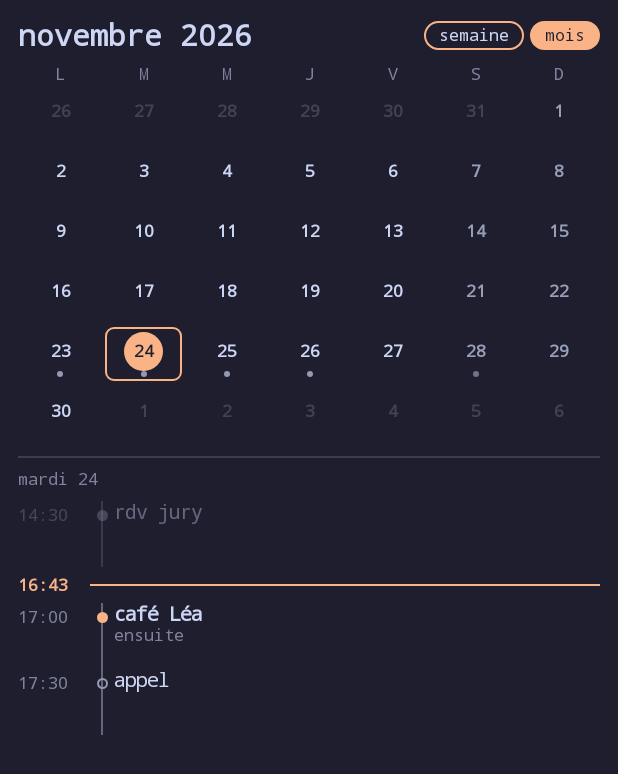
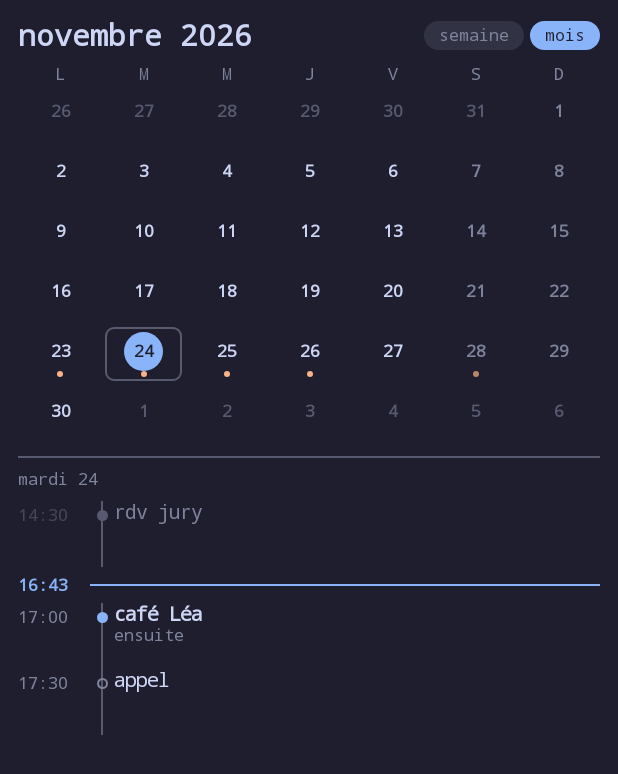
Before and after one commit to DemoxxMik/launcher_hyprland, an Android app built with Jetpack Compose: the @Preview function CalendarMonthPreview, on a phone screen of 412 x 824 dp. Shown: the top 774 px of the screen. Run offline under Robolectric (Android 15) with nearby library versions, the phone set to English and light mode, and no system bars.

Commit message:
nuit 3 : jetons de palette partout, etiquettes et case active

```diff
--- a/app/src/main/java/com/example/launcher_hyprland/ui/LauncherStyle.kt
+++ b/app/src/main/java/com/example/launcher_hyprland/ui/LauncherStyle.kt
@@ -17,16 +17,7 @@ object LauncherStyle {
     val handleLength = 32.dp   // longueur du petit trait visible au milieu d'une poignée
     val handleThickness = 4.dp // épaisseur de ce trait
 
-    // Couleurs (0xAARRGGBB : AA = opacité)
-    val tileBackground = Color(0xCC1E1E2E)  // fond sombre semi-transparent (~80 %)
-    val borderInactive = Color(0x99585B70)  // contour discret (~60 %)
-    val borderActive = Color(0xFF89B4FA)    // accent bleu clair
-    val borderSwap = Color(0xFFFAB387)      // contour de la case « départ » d'un échange (pêche)
-    val textPrimary = Color(0xFFCDD6F4)     // texte clair
-    val textMuted = Color(0xFF7F849C)       // texte atténué pour les étiquettes
-    val handleColor = Color(0xE6CDD6F4)     // trait des poignées en mode édition (~90 %)
-    val accent = Color(0xFFFAB387)          // PROVISOIRE : accent (« maintenant », prochain événement)
-    val accentSecondary = Color(0xFF9399B2) // PROVISOIRE : accent discret (événements à venir)
+    // Les couleurs vivent dans LauncherColors (palette système) ; seuls les secours d'aperçu sont plus bas.
 
     // Épaisseurs et opacités de l'agenda (valeurs PROVISOIRES)
     val lineWidth = 1.dp           // tous les traits fins (colonne verticale, ligne « maintenant », contour des points)
@@ -45,7 +36,6 @@ object LauncherStyle {
     val timelineDotTop = 6.dp       // décalage du point pour l'aligner sur le titre
 
     // Calendrier plein écran (valeurs PROVISOIRES)
-    val textOnAccent = Color(0xFF1E1E2E) // texte posé sur un fond accent (pilule choisie, aujourd'hui)
     val textTitle = 20.sp                // « novembre 2026 » / « semaine 48 »
     val textTiny = 10.sp                 // titres des blocs et heures de la vue semaine
     val outsideAlpha = 0.2f              // jours hors du mois affiché (très atténués)
--- a/app/src/main/java/com/example/launcher_hyprland/ui/TilingLayout.kt
+++ b/app/src/main/java/com/example/launcher_hyprland/ui/TilingLayout.kt
@@ -135,6 +135,7 @@ private fun Handle(
     onDrag: (Float) -> Unit,
 ) {
     val horizontal = orientation == Orientation.Horizontal
+    val handleColor = LauncherTheme.colors.text.copy(alpha = 0.9f)
     val thickness = if (editMode) LauncherStyle.editGap else LauncherStyle.gap
     val sizeModifier =
         if (horizontal) Modifier.width(thickness).fillMaxHeight()
@@ -152,7 +153,7 @@ private fun Handle(
             val barSize =
                 if (horizontal) Modifier.size(LauncherStyle.handleThickness, LauncherStyle.handleLength)
                 else Modifier.size(LauncherStyle.handleLength, LauncherStyle.handleThickness)
-            Box(barSize.background(LauncherStyle.handleColor, RoundedCornerShape(50)))
+            Box(barSize.background(handleColor, RoundedCornerShape(50)))
         }
     }
 }
--- a/app/src/main/java/com/example/launcher_hyprland/ui/widgets/EmptyWidget.kt
+++ b/app/src/main/java/com/example/launcher_hyprland/ui/widgets/EmptyWidget.kt
@@ -6,11 +6,12 @@ import androidx.compose.runtime.Composable
 import androidx.compose.ui.Alignment
 import androidx.compose.ui.Modifier
 import com.example.launcher_hyprland.ui.LauncherStyle
+import com.example.launcher_hyprland.ui.LauncherTheme
 
 /** Case sans widget : rappelle comment en choisir un. */
 @Composable
 fun EmptyWidget() {
     Box(modifier = Modifier.fillMaxSize(), contentAlignment = Alignment.Center) {
-        MonoText("vide · appui long › widget", color = LauncherStyle.textMuted, size = LauncherStyle.textSmall)
+        MonoText("vide · appui long › widget", color = LauncherTheme.colors.muted, size = LauncherStyle.textSmall)
     }
 }
--- a/app/src/main/java/com/example/launcher_hyprland/ui/widgets/NotesWidget.kt
+++ b/app/src/main/java/com/example/launcher_hyprland/ui/widgets/NotesWidget.kt
@@ -10,6 +10,7 @@ import androidx.compose.ui.platform.LocalInspectionMode
 import androidx.lifecycle.compose.collectAsStateWithLifecycle
 import com.example.launcher_hyprland.data.NotesStore
 import com.example.launcher_hyprland.ui.LauncherStyle
+import com.example.launcher_hyprland.ui.LauncherTheme
 
 private const val NOTE_LINES = 6
 
@@ -34,9 +35,9 @@ fun NotesWidget(leafId: Int) {
 @Composable
 private fun NotesContent(text: String) {
     Column(verticalArrangement = Arrangement.spacedBy(LauncherStyle.lineSpacing)) {
-        MonoText("notes", color = LauncherStyle.textMuted, size = LauncherStyle.textSmall)
+        TileLabel("notes")
         if (text.isBlank()) {
-            MonoText("touche 2× pour écrire", color = LauncherStyle.textMuted)
+            MonoText("touche 2× pour écrire", color = LauncherTheme.colors.muted)
         } else {
             MonoText(text, maxLines = NOTE_LINES)
         }
--- a/app/src/main/java/com/example/launcher_hyprland/ui/widgets/agenda/CalendarPageWidget.kt
+++ b/app/src/main/java/com/example/launcher_hyprland/ui/widgets/agenda/CalendarPageWidget.kt
@@ -1,7 +1,6 @@
 package com.example.launcher_hyprland.ui.widgets.agenda
 
 import androidx.compose.foundation.background
-import androidx.compose.foundation.border
 import androidx.compose.foundation.layout.Arrangement
 import androidx.compose.foundation.layout.Box
 import androidx.compose.foundation.layout.Column
@@ -28,6 +27,7 @@ import com.example.launcher_hyprland.data.CalendarEvent
 import com.example.launcher_hyprland.data.CalendarSource
 import com.example.launcher_hyprland.data.ClockSource
 import com.example.launcher_hyprland.ui.LauncherStyle
+import com.example.launcher_hyprland.ui.LauncherTheme
 import com.example.launcher_hyprland.ui.widgets.MonoText
 import com.example.launcher_hyprland.ui.widgets.widgetClickable
 import java.time.DayOfWeek
@@ -67,7 +67,7 @@ fun CalendarPageWidget(interactive: Boolean, onLongClick: () -> Unit) {
     val selected = LocalDate.ofEpochDay(selectedEpochDay)
 
     if (!granted) {
-        MonoText("calendrier · touche 2× pour autoriser", color = LauncherStyle.textMuted, size = LauncherStyle.textSmall)
+        MonoText("calendrier · touche 2× pour autoriser", color = LauncherTheme.colors.muted, size = LauncherStyle.textSmall)
         return
     }
 
@@ -133,10 +133,12 @@ private fun CalendarPageContent(
 /** Pilule : choisie = remplie en accent, l'autre = contour accent. */
 @Composable
 private fun Pill(text: String, chosen: Boolean, interactive: Boolean, onLongClick: () -> Unit, onClick: () -> Unit) {
+    val colors = LauncherTheme.colors
     val shape = RoundedCornerShape(percent = 50)
+    // choisie = remplie d'accent ; l'autre = fond « champ » (maquette : .mini-seg)
     val look =
-        if (chosen) Modifier.background(LauncherStyle.accent, shape)
-        else Modifier.border(LauncherStyle.lineWidth, LauncherStyle.accent, shape)
+        if (chosen) Modifier.background(colors.accent, shape)
+        else Modifier.background(colors.field, shape)
     Box(
         look
             .clip(shape)
@@ -145,7 +147,7 @@ private fun Pill(text: String, chosen: Boolean, interactive: Boolean, onLongClic
     ) {
         MonoText(
             text,
-            color = if (chosen) LauncherStyle.textOnAccent else LauncherStyle.textPrimary,
+            color = if (chosen) colors.onAccent else colors.muted,
             size = LauncherStyle.textSmall,
         )
     }
--- a/app/src/main/java/com/example/launcher_hyprland/ui/widgets/agenda/DayTimeline.kt
+++ b/app/src/main/java/com/example/launcher_hyprland/ui/widgets/agenda/DayTimeline.kt
@@ -26,6 +26,7 @@ import androidx.lifecycle.compose.collectAsStateWithLifecycle
 import com.example.launcher_hyprland.data.CalendarEvent
 import com.example.launcher_hyprland.data.ClockSource
 import com.example.launcher_hyprland.ui.LauncherStyle
+import com.example.launcher_hyprland.ui.LauncherTheme
 import com.example.launcher_hyprland.ui.widgets.MonoText
 import java.time.LocalDate
 import java.time.LocalDateTime
@@ -148,7 +149,7 @@ private fun LabelRow(text: String) {
     Row(Modifier.fillMaxWidth().height(LauncherStyle.timelineNowHeight)) {
         Box(Modifier.width(LauncherStyle.timelineHourWidth + LauncherStyle.timelineSpineWidth))
         Box(Modifier.align(Alignment.CenterVertically)) {
-            MonoText(text, color = LauncherStyle.textMuted, size = LauncherStyle.textSmall)
+            MonoText(text, color = LauncherTheme.colors.muted, size = LauncherStyle.textSmall)
         }
     }
 }
@@ -160,7 +161,7 @@ private fun NowRow(time: LocalDateTime) {
         verticalAlignment = Alignment.CenterVertically,
     ) {
         Box(Modifier.width(LauncherStyle.timelineHourWidth)) {
-            MonoText(time.format(hourFormat), color = LauncherStyle.accent, size = LauncherStyle.textSmall, weight = FontWeight.Bold)
+            MonoText(time.format(hourFormat), color = LauncherTheme.colors.accent, size = LauncherStyle.textSmall, weight = FontWeight.Bold)
         }
         Box(Modifier.weight(1f).fillMaxHeight()) {
             // la colonne verticale continue derrière, la ligne « maintenant » la traverse
@@ -169,7 +170,7 @@ private fun NowRow(time: LocalDateTime) {
                     .align(Alignment.Center)
                     .fillMaxWidth()
                     .height(LauncherStyle.lineWidth)
-                    .background(LauncherStyle.accent),
+                    .background(LauncherTheme.colors.accent),
             )
         }
     }
@@ -178,13 +179,14 @@ private fun NowRow(time: LocalDateTime) {
 @Composable
 private fun EventRow(event: CalendarEvent, kind: Kind) {
     val past = if (kind == Kind.PAST) LauncherStyle.pastAlpha else 1f
-    val titleColor = LauncherStyle.textPrimary.faded(past)
-    val mutedColor = LauncherStyle.textMuted.faded(past)
-    val spine = LauncherStyle.textMuted.faded(LauncherStyle.dimAlpha * past)
+    val colors = LauncherTheme.colors
+    val titleColor = if (kind == Kind.PAST) colors.muted else colors.text
+    val mutedColor = colors.muted.faded(past)
+    val spine = colors.border
     val dotColor = when (kind) {
-        Kind.NEXT -> LauncherStyle.accent
-        Kind.PAST -> LauncherStyle.textMuted.faded(past)
-        else -> LauncherStyle.accentSecondary
+        Kind.NEXT -> colors.accent
+        Kind.PAST -> colors.border
+        else -> colors.muted
     }
     val hour = if (event.allDay) "" else event.start.format(hourFormat)
     val locationLine = when {
--- a/app/src/main/java/com/example/launcher_hyprland/ui/widgets/agenda/MonthGrid.kt
+++ b/app/src/main/java/com/example/launcher_hyprland/ui/widgets/agenda/MonthGrid.kt
@@ -21,6 +21,7 @@ import androidx.compose.ui.Modifier
 import androidx.compose.ui.text.font.FontWeight
 import com.example.launcher_hyprland.data.CalendarEvent
 import com.example.launcher_hyprland.ui.LauncherStyle
+import com.example.launcher_hyprland.ui.LauncherTheme
 import com.example.launcher_hyprland.ui.widgets.MonoText
 import com.example.launcher_hyprland.ui.widgets.widgetClickable
 import java.time.DayOfWeek
@@ -59,7 +60,7 @@ fun MonthGrid(
         Row(Modifier.fillMaxWidth()) {
             weekdayInitials.forEach {
                 Box(Modifier.weight(1f), contentAlignment = Alignment.Center) {
-                    MonoText(it, color = LauncherStyle.textMuted, size = LauncherStyle.textSmall)
+                    MonoText(it, color = LauncherTheme.colors.muted, size = LauncherStyle.textSmall)
                 }
             }
         }
@@ -86,13 +87,13 @@ fun MonthGrid(
             Modifier
                 .fillMaxWidth()
                 .height(LauncherStyle.lineWidth)
-                .background(LauncherStyle.textMuted.faded(LauncherStyle.gridLineAlpha)),
+                .background(LauncherTheme.colors.border),
         )
         Spacer(Modifier.height(LauncherStyle.lineSpacing))
-        MonoText(selected.format(dayLabelFormat), color = LauncherStyle.textMuted, size = LauncherStyle.textSmall)
+        MonoText(selected.format(dayLabelFormat), color = LauncherTheme.colors.muted, size = LauncherStyle.textSmall)
         Spacer(Modifier.height(LauncherStyle.lineSpacing))
         if (dayEvents.isEmpty()) {
-            MonoText("rien ce jour-là", color = LauncherStyle.textMuted, size = LauncherStyle.textSmall)
+            MonoText("rien ce jour-là", color = LauncherTheme.colors.muted, size = LauncherStyle.textSmall)
         } else {
             DayTimeline(events = dayEvents, day = selected, now = now, modifier = Modifier.weight(1f).fillMaxWidth())
         }
@@ -108,6 +109,7 @@ private fun DayCell(
     hasEvents: Boolean,
     modifier: Modifier,
 ) {
+    val colors = LauncherTheme.colors
     val weekend = date.dayOfWeek == DayOfWeek.SATURDAY || date.dayOfWeek == DayOfWeek.SUNDAY
     val fade = when {
         !inMonth -> LauncherStyle.outsideAlpha
@@ -115,7 +117,7 @@ private fun DayCell(
         else -> 1f
     }
     val selectedBorder =
-        if (isSelected) Modifier.border(LauncherStyle.lineWidth, LauncherStyle.accent, RoundedCornerShape(LauncherStyle.calendarCellCorner))
+        if (isSelected) Modifier.border(LauncherStyle.lineWidth, colors.border, RoundedCornerShape(LauncherStyle.calendarCellCorner))
         else Modifier
 
     Box(modifier.height(LauncherStyle.calendarCellHeight), contentAlignment = Alignment.Center) {
@@ -128,17 +130,22 @@ private fun DayCell(
             verticalArrangement = Arrangement.Center,
         ) {
             val pastille =
-                if (isToday) Modifier.background(LauncherStyle.accent, CircleShape) else Modifier
+                if (isToday) Modifier.background(colors.accent, CircleShape) else Modifier
             Box(Modifier.size(LauncherStyle.calendarDaySize).then(pastille), contentAlignment = Alignment.Center) {
                 MonoText(
                     date.dayOfMonth.toString(),
-                    color = if (isToday) LauncherStyle.textOnAccent else LauncherStyle.textPrimary.faded(fade),
+                    color = when {
+                        isToday -> colors.onAccent
+                        !inMonth -> colors.border
+                        weekend -> colors.muted
+                        else -> colors.text
+                    },
                     size = LauncherStyle.textSmall,
                     weight = FontWeight.Bold,
                 )
             }
             val dot = Modifier.size(LauncherStyle.calendarDotSize)
-            if (hasEvents) Box(dot.background(LauncherStyle.accentSecondary.faded(fade), CircleShape))
+            if (hasEvents) Box(dot.background(colors.accent2.faded(fade), CircleShape))
             else Box(dot)
         }
     }
```
Also changed, not shown: app/src/main/java/com/example/launcher_hyprland/ui/EditBar.kt (+8 -6 lines), app/src/main/java/com/example/launcher_hyprland/ui/NoteEditor.kt (+5 -4 lines), app/src/main/java/com/example/launcher_hyprland/ui/Tile.kt (+15 -8 lines), app/src/main/java/com/example/launcher_hyprland/ui/WidgetPicker.kt (+4 -3 lines), app/src/main/java/com/example/launcher_hyprland/ui/widgets/AgendaWidget.kt (+5 -4 lines), app/src/main/java/com/example/launcher_hyprland/ui/widgets/BatteryWidget.kt (+5 -4 lines), app/src/main/java/com/example/launcher_hyprland/ui/widgets/ClockWidget.kt (+13 -4 lines), app/src/main/java/com/example/launcher_hyprland/ui/widgets/WidgetContent.kt (+27 -1 lines), app/src/main/java/com/example/launcher_hyprland/ui/widgets/agenda/WeekGrid.kt (+9 -11 lines).
